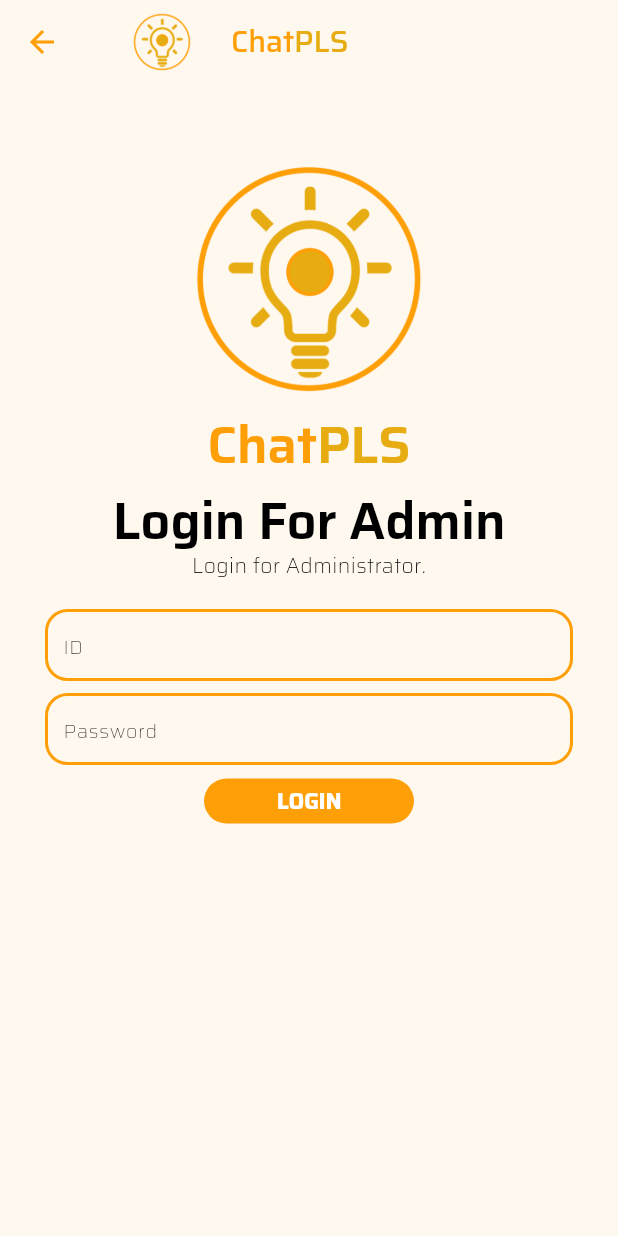
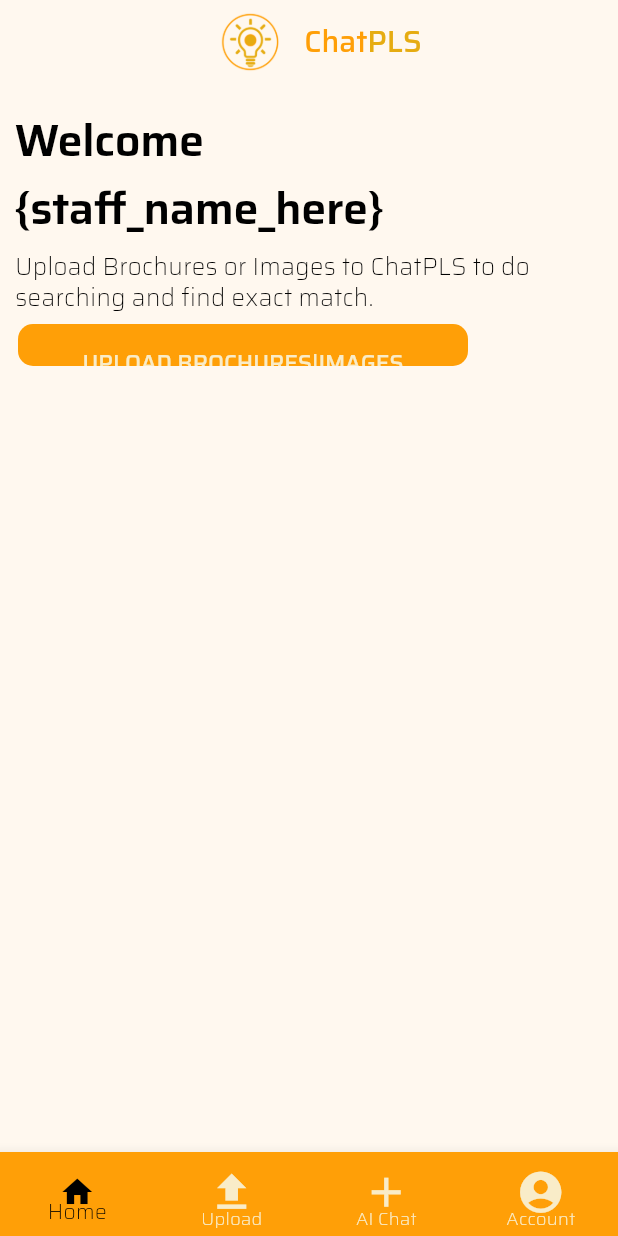
Before and after one commit to sreeharijinuraj/ChatPLS, a Flutter app: the screen it shows after launch, on a phone screen of 412 x 824 dp. Run offline on Flutter 3.47's test engine with Material 3 defaults, Android fonts, the light colour scheme and no system bars; our stand-ins replace google_fonts.

Commit message:
upload brochures screen built started

```diff
--- a/lib/main.dart
+++ b/lib/main.dart
@@ -6,6 +6,7 @@ import 'package:myapp/screens/login_forStaffs_screen.dart';
 import 'package:myapp/screens/setPassword_forStaffs_screen.dart';
 //import 'package:myapp/screens/home_screen_wl.dart';
 import 'package:myapp/screens/signup_forStaffs_screen.dart';
+import 'package:myapp/screens/uploadBrochures_screen.dart';
 //import 'package:myapp/screens/splash_screen.dart';
 
 void main() {
@@ -53,7 +54,7 @@ class MyApp extends StatelessWidget {
           ),
         useMaterial3: true,
       ),
-      home: const LoginForadminScreen(),
+      home: const UploadbrochuresScreen(),
     );
   }
 }
--- a/lib/screens/home_screen_wl.dart
+++ b/lib/screens/home_screen_wl.dart
@@ -14,7 +14,8 @@ class HomeScreenWl extends StatelessWidget {
             Positioned(
                 top: 35,
                 left: 20,
-                child: Text.rich(TextSpan(children: [
+                child: Text.rich(
+                  TextSpan(children: [
                   TextSpan(
                       text: "Make Your \nLighting Better By \nUsing ",
                       style: Theme.of(context).textTheme.displayLarge!.copyWith(
--- /dev/null
+++ b/lib/screens/uploadBrochures_screen.dart
@@ -0,0 +1,139 @@
+import 'package:flutter/material.dart';
+
+class UploadbrochuresScreen extends StatelessWidget {
+  const UploadbrochuresScreen({super.key});
+
+  @override
+  Widget build(BuildContext context) {
+    return Scaffold(
+      bottomNavigationBar: BottomNavigationBar(
+        type: BottomNavigationBarType.fixed, // Ensure type is fixed
+        backgroundColor: Color(0xFFFF9F07), // Set background color
+        items: const <BottomNavigationBarItem>[
+          BottomNavigationBarItem(
+            icon: Icon(
+              Icons.home,
+            ),
+            label: "Home",
+          ),
+          BottomNavigationBarItem(
+            icon: Icon(
+              Icons.upload,
+            ),
+            label: "Upload",
+          ),
+          BottomNavigationBarItem(
+            icon: Icon(
+              Icons.add,
+            ),
+            label: "AI Chat",
+          ),
+          BottomNavigationBarItem(
+            icon: Icon(
+              Icons.account_circle,
+            ),
+            label: "Account",
+          ),
+        ],
+        unselectedItemColor: Color(0xFFF9ECC8), selectedItemColor: Colors.black,
+        unselectedIconTheme: IconThemeData(size: 33),
+      ),
+      appBar: AppBar(
+        title: Row(
+          mainAxisAlignment: MainAxisAlignment.center,
+          children: [
+            Image.asset(
+              'assets/images/CHATPLSLOGO2.png',
+              width: 72,
+              height: 72,
+            ),
+            const SizedBox(width: 0), // Spacing between the image and text
+            Text.rich(
+              TextSpan(
+                children: [
+                  TextSpan(
+                    text: "Chat",
+                    style: Theme.of(context)
+                        .textTheme
+                        .titleLarge!
+                        .copyWith(color: Color(0xFFFF9F07)),
+                  ),
+                  TextSpan(
+                    text: "PLS",
+                    style: Theme.of(context)
+                        .textTheme
+                        .titleLarge!
+                        .copyWith(color: Color(0xFFE6AC11)),
+                  ),
+                ],
+              ),
+            ),
+          ],
+        ),
+        backgroundColor:
+            Colors.transparent, // Optional: Makes the AppBar transparent
+        elevation: 0, // Optional: Removes shadow for a flat design
+      ),
+      body: Container(
+        child: Stack(
+          children: [
+            Positioned(
+              top: 15,
+              left: 10,
+              child: Text.rich(TextSpan(children: [
+                TextSpan(
+                  text: "Welcome\n{staff_name_here}",
+                  style: Theme.of(context).textTheme.displayLarge!.copyWith(
+                      color: Colors.black,
+                      fontWeight: FontWeight.w600,
+                      height: 1.5,
+                      fontSize: 30),
+                ),
+              ])),
+            ),
+            Positioned(
+              top: 120,
+              left: 10,
+              child: Text(
+                "Upload Brochures or Images to ChatPLS to do\n\n\n\n\n\n\nsearching and find exact match.",
+                style: Theme.of(context).textTheme.bodyMedium!.copyWith(),
+              ),
+            ),
+            Positioned(
+              top: 150,
+              child: Row(
+                children: [
+                  TextButton(
+                    onPressed: () {
+                      print("UPLOAD BROCHURES button clicked");
+                    },
+                    child: Container(
+                      width: 300,
+                      height: 28,
+                      decoration: ShapeDecoration(
+                          shape: RoundedRectangleBorder(
+                              borderRadius: BorderRadius.circular(10)),
+                          color: Color(0xFFFF9F07)),
+                      //color: Color(0xFFF9ECC8),
+                      child: Text(
+                        textAlign: TextAlign.center,
+                        "UPLOAD BROCHURES|IMAGES",
+                        style: Theme.of(context).textTheme.titleLarge!.copyWith(
+                              color: Color(0xFFF9ECC8),
+                              fontSize: 15,
+                              fontFamily: 'Saira',
+                              fontWeight: FontWeight.w500,
+                              height: 3.47,
+                            ),
+                      ),
+                    ),
+                  )
+                ],
+              ),
+            )
+          ],
+        ),
+      ),
+    );
+  }
+}
```
